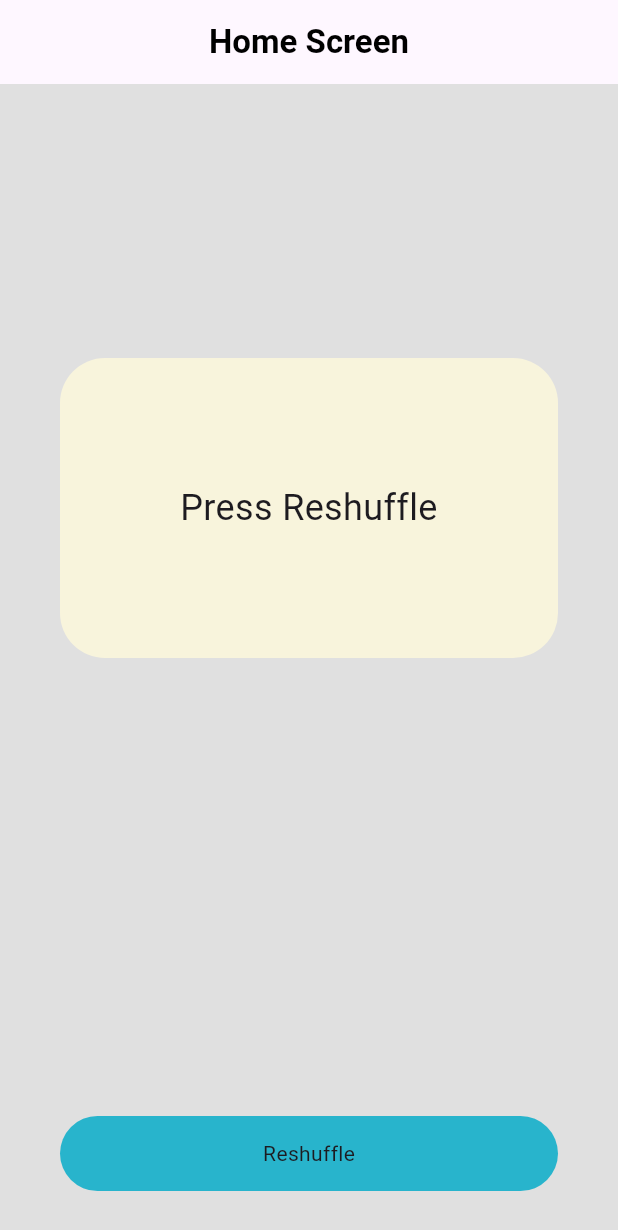
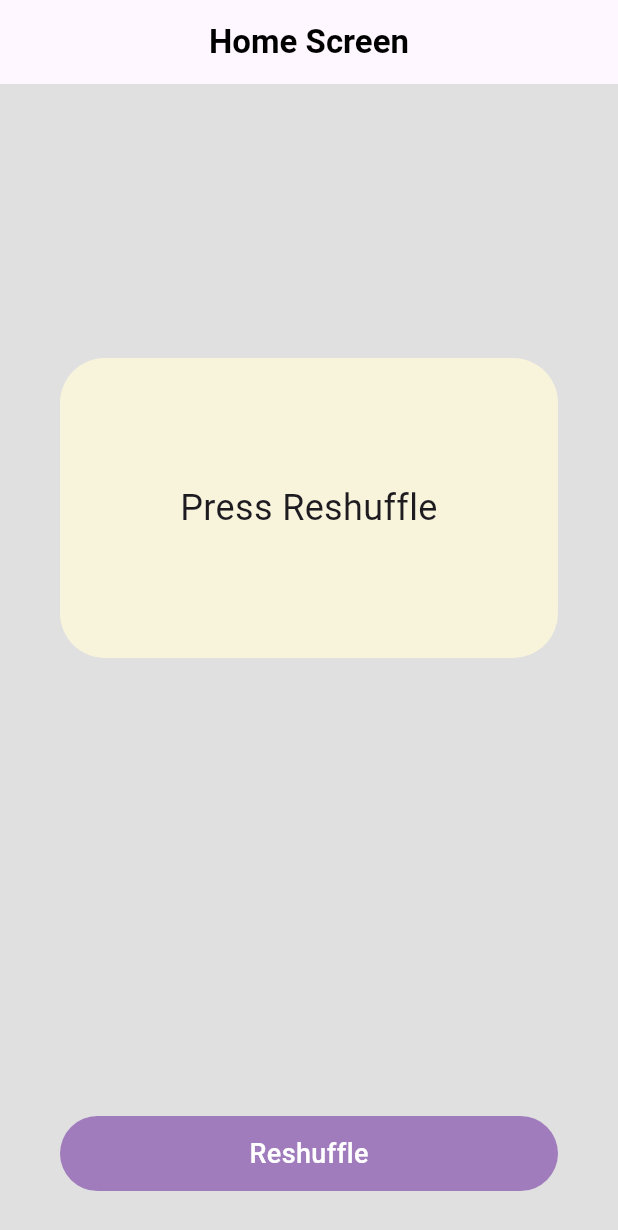
Before and after one commit to AnJasid/sports_picker, a Flutter app: the HomeScreen screen opened directly, on a phone screen of 412 x 824 dp. Shown: the top 1230 px of the screen. Run offline on Flutter 3.47's test engine with Material 3 defaults, Android fonts, the phone set to English and light mode, and no system bars; our stand-ins replace google_nav_bar.

Commit message:
update home screen: customized button

```diff
--- a/lib/screens/home_screen.dart
+++ b/lib/screens/home_screen.dart
@@ -120,11 +120,18 @@ class _HomeScreenState extends State<HomeScreen> {
                   height: 50,
                   width: double.infinity,
                   decoration: BoxDecoration(
-                    color: const Color(0xFF28b4cc),
+                    color: const Color(0xFFa07cbc),
                     borderRadius: BorderRadius.circular(40),
                   ),
                   child: const Center(
-                    child: Text('Reshuffle'),
+                    child: Text(
+                      'Reshuffle',
+                      style: TextStyle(
+                        fontSize: 18,
+                        fontWeight: FontWeight.w500,
+                        color: Colors.white,
+                      ),
+                    ),
                   ),
                 ),
               ),
```
